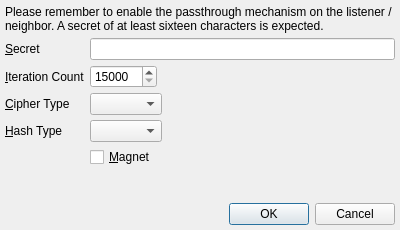
Above: branches/trunk/GoldBug-UI/spot-on-private-application-credentials.ui from textbrowser/spot-on before the change. Below: the same form after it.
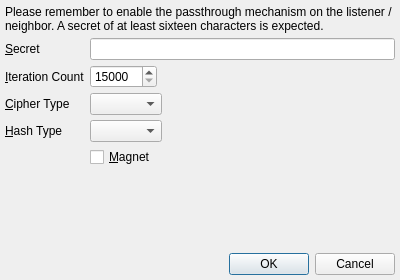
That is the form after the change. Icons and pictures are not drawn.

What changed in the file:
```diff
--- a/branches/trunk/GoldBug-UI/spot-on-private-application-credentials.ui
+++ b/branches/trunk/GoldBug-UI/spot-on-private-application-credentials.ui
@@ -7,7 +7,7 @@
     <x>0</x>
     <y>0</y>
     <width>400</width>
-    <height>230</height>
+    <height>280</height>
    </rect>
   </property>
   <property name="windowIcon">
```
Left out of the diff: 11 changed lines with no effect on the pictures.
